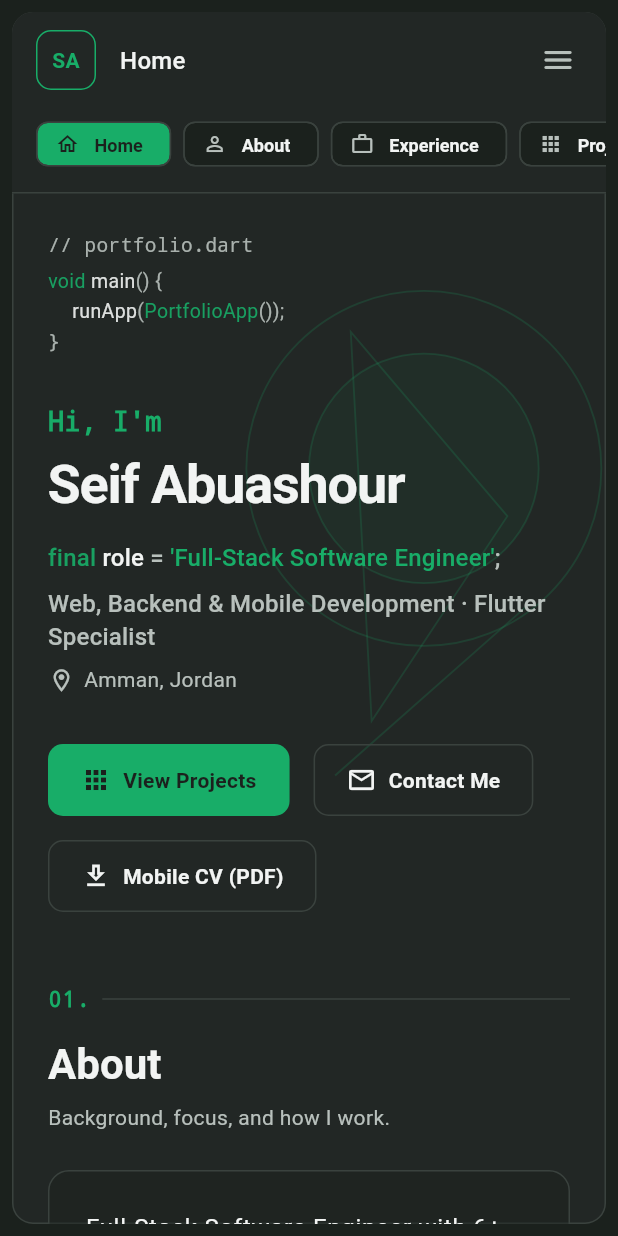
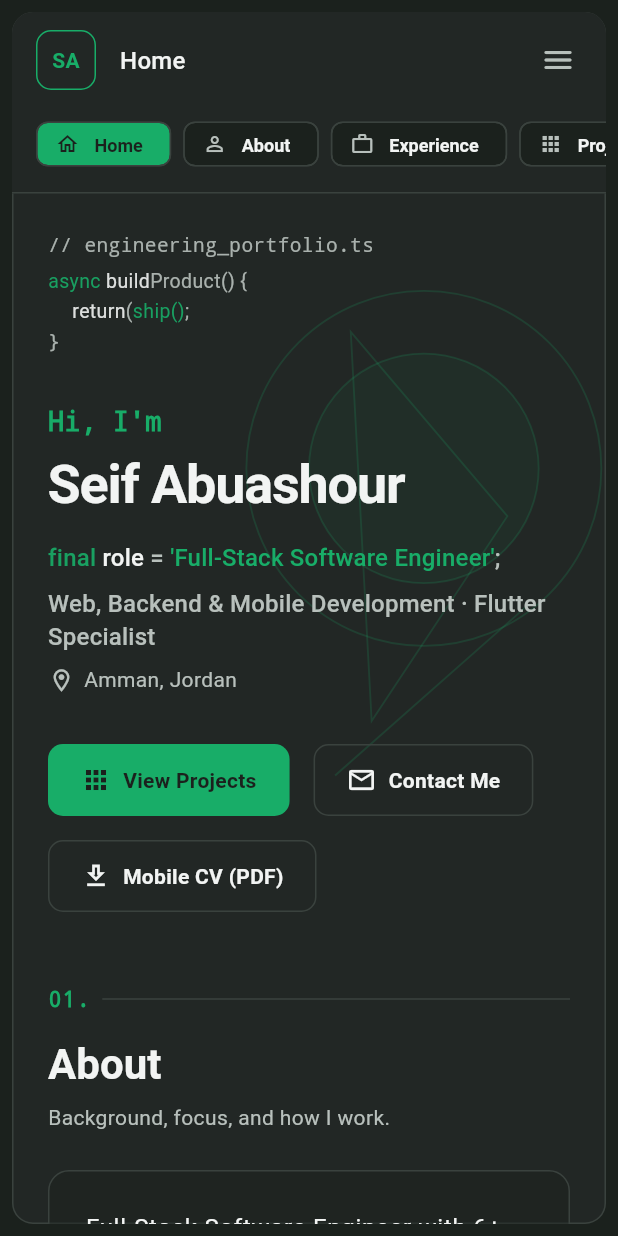
Before and after one commit to saifaboashour/flutter-portfolio, a Flutter app: the screen it shows after launch, on a phone screen of 412 x 824 dp. Run offline on Flutter 3.47's test engine with Material 3 defaults, Android fonts, the phone set to English and light mode, and no system bars; our stand-ins replace web.

Commit message:
content: align portfolio UI and links with full-stack scope

```diff
--- a/lib/features/home/widgets/code_decorations.dart
+++ b/lib/features/home/widgets/code_decorations.dart
@@ -21,7 +21,7 @@ class CodeDecorations extends StatelessWidget {
           crossAxisAlignment: CrossAxisAlignment.start,
           children: [
             Text(
-              '// portfolio.dart',
+              '// engineering_portfolio.ts',
               style: base?.copyWith(color: AppColors.mutedText),
             ),
             const SizedBox(height: 4),
@@ -30,15 +30,15 @@ class CodeDecorations extends StatelessWidget {
                 style: base,
                 children: const [
                   TextSpan(
-                    text: 'void ',
+                    text: 'async ',
                     style: TextStyle(color: AppColors.emerald),
                   ),
                   TextSpan(
-                    text: 'main',
+                    text: 'build',
                     style: TextStyle(color: AppColors.offWhite),
                   ),
                   TextSpan(
-                    text: '() {',
+                    text: 'Product() {',
                     style: TextStyle(color: AppColors.mutedText),
                   ),
                 ],
@@ -50,7 +50,7 @@ class CodeDecorations extends StatelessWidget {
                 children: const [
                   TextSpan(text: '  '),
                   TextSpan(
-                    text: 'runApp',
+                    text: 'return',
                     style: TextStyle(color: AppColors.offWhite),
                   ),
                   TextSpan(
@@ -58,11 +58,11 @@ class CodeDecorations extends StatelessWidget {
                     style: TextStyle(color: AppColors.mutedText),
                   ),
                   TextSpan(
-                    text: 'PortfolioApp',
+                    text: 'ship()',
                     style: TextStyle(color: AppColors.emerald),
                   ),
                   TextSpan(
-                    text: '());',
+                    text: ';',
                     style: TextStyle(color: AppColors.mutedText),
                   ),
                 ],
```
